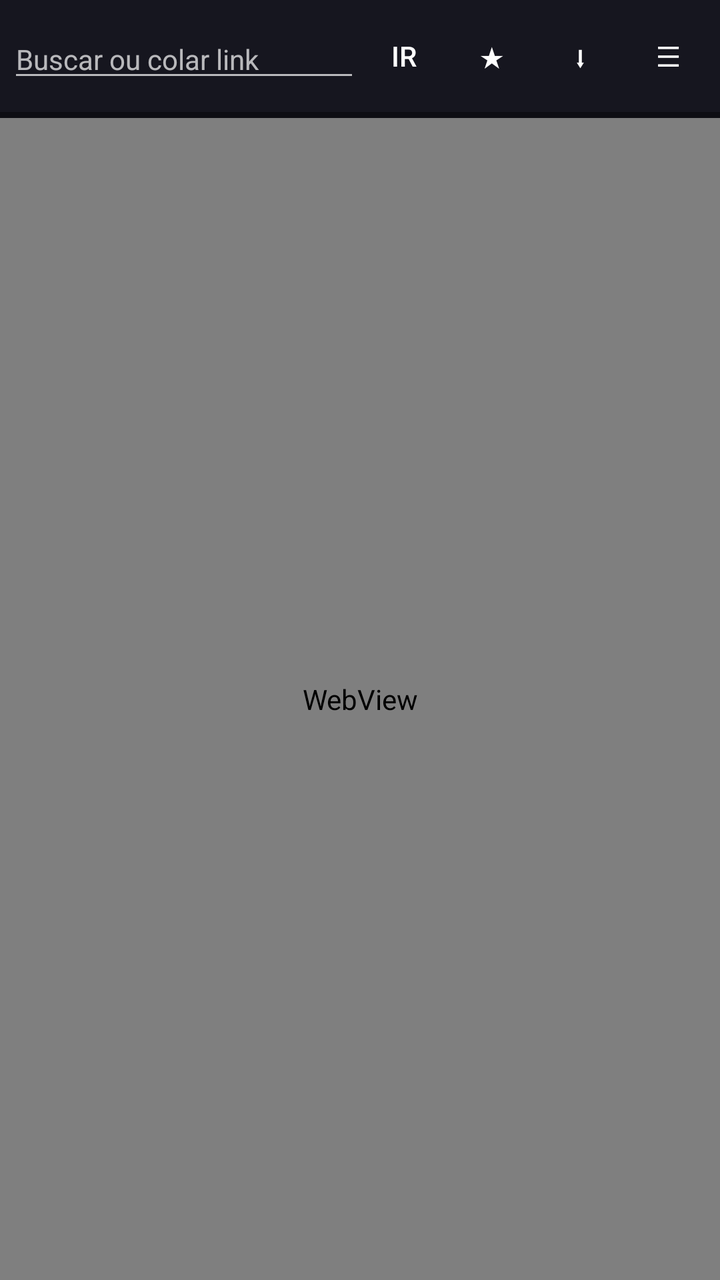
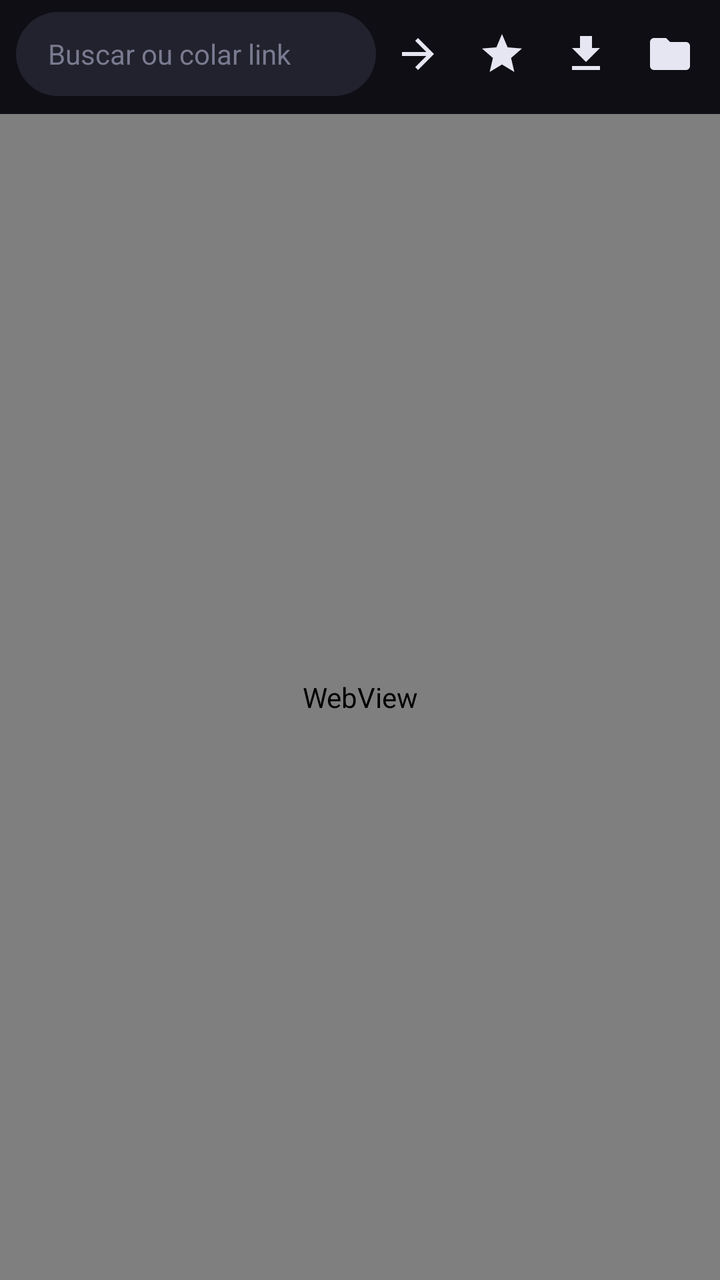

Compare the two renders of this Android layout. The source of the first and the diff that turns it into the second are given below.
<!-- AndroidManifest.xml: application theme AppTheme -->
<!-- res/layout/main.xml -->
<?xml version="1.0" encoding="utf-8"?>
<FrameLayout xmlns:android="http://schemas.android.com/apk/res/android"
    android:id="@+id/root"
    android:layout_width="match_parent"
    android:layout_height="match_parent">

    <LinearLayout
        android:id="@+id/content"
        android:layout_width="match_parent"
        android:layout_height="match_parent"
        android:orientation="vertical">

        <LinearLayout
            android:layout_width="match_parent"
            android:layout_height="wrap_content"
            android:background="#16161F"
            android:gravity="center_vertical"
            android:orientation="horizontal"
            android:padding="4dp">

            <EditText
                android:id="@+id/url"
                android:layout_width="0dp"
                android:layout_height="wrap_content"
                android:layout_weight="1"
                android:hint="Buscar ou colar link"
                android:imeOptions="actionGo"
                android:inputType="textUri"
                android:maxLines="1"
                android:textSize="14sp" />

            <Button
                android:id="@+id/btnGo"
                style="?android:attr/borderlessButtonStyle"
                android:layout_width="wrap_content"
                android:layout_height="wrap_content"
                android:minWidth="44dp"
                android:text="Ir" />

            <Button
                android:id="@+id/btnMenu"
                style="?android:attr/borderlessButtonStyle"
                android:layout_width="wrap_content"
                android:layout_height="wrap_content"
                android:minWidth="44dp"
                android:text="★" />

            <Button
                android:id="@+id/btnDirect"
                style="?android:attr/borderlessButtonStyle"
                android:layout_width="wrap_content"
                android:layout_height="wrap_content"
                android:minWidth="44dp"
                android:text="⬇" />

            <Button
                android:id="@+id/btnList"
                style="?android:attr/borderlessButtonStyle"
                android:layout_width="wrap_content"
                android:layout_height="wrap_content"
                android:minWidth="44dp"
                android:text="☰" />
        </LinearLayout>

        <ProgressBar
            android:id="@+id/progress"
            style="?android:attr/progressBarStyleHorizontal"
            android:layout_width="match_parent"
            android:layout_height="3dp"
            android:visibility="invisible" />

        <WebView
            android:id="@+id/web"
            android:layout_width="match_parent"
            android:layout_height="0dp"
            android:layout_weight="1" />

        <LinearLayout
            android:id="@+id/activeBox"
            android:layout_width="match_parent"
            android:layout_height="wrap_content"
            android:background="#1B1B28"
            android:orientation="vertical"
            android:visibility="gone">

            <ProgressBar
                android:id="@+id/activeProg"
                style="?android:attr/progressBarStyleHorizontal"
                android:layout_width="match_parent"
                android:layout_height="4dp" />

            <TextView
                android:id="@+id/activeTxt"
                android:layout_width="match_parent"
                android:layout_height="wrap_content"
                android:padding="10dp"
                android:textColor="#FFFFFF"
                android:textSize="14sp" />
        </LinearLayout>

        <Button
            android:id="@+id/btnFound"
            android:layout_width="match_parent"
            android:layout_height="wrap_content"
            android:background="#7C4DFF"
            android:textColor="#FFFFFF"
            android:visibility="gone" />
    </LinearLayout>
</FrameLayout>
<!-- resources referenced by this layout -->
<resources>
  <style name="AppTheme" parent="android:Theme.Material.NoActionBar">
          <item name="android:colorPrimary">#7C4DFF</item>
          <item name="android:colorAccent">#B388FF</item>
          <item name="android:windowBackground">#0E0E14</item>
          <item name="android:statusBarColor">#0E0E14</item>
          <item name="android:navigationBarColor">#0E0E14</item>
      </style>
</resources>

<!-- the commit's change to res/layout/main.xml (unified diff, before → after) -->
@@ -13,53 +13,69 @@
         <LinearLayout
             android:layout_width="match_parent"
             android:layout_height="wrap_content"
-            android:background="#16161F"
+            android:background="#0E0E14"
             android:gravity="center_vertical"
             android:orientation="horizontal"
-            android:padding="4dp">
+            android:paddingBottom="6dp"
+            android:paddingLeft="8dp"
+            android:paddingRight="4dp"
+            android:paddingTop="6dp">
 
             <EditText
                 android:id="@+id/url"
                 android:layout_width="0dp"
-                android:layout_height="wrap_content"
+                android:layout_height="42dp"
                 android:layout_weight="1"
+                android:background="@drawable/bg_url"
                 android:hint="Buscar ou colar link"
                 android:imeOptions="actionGo"
                 android:inputType="textUri"
                 android:maxLines="1"
+                android:paddingLeft="16dp"
+                android:paddingRight="12dp"
+                android:textColor="#FFFFFF"
+                android:textColorHint="#7A7A90"
                 android:textSize="14sp" />
 
-            <Button
+            <ImageButton
                 android:id="@+id/btnGo"
-                style="?android:attr/borderlessButtonStyle"
-                android:layout_width="wrap_content"
-                android:layout_height="wrap_content"
-                android:minWidth="44dp"
-                android:text="Ir" />
+                android:layout_width="42dp"
+                android:layout_height="42dp"
+                android:background="?android:attr/selectableItemBackgroundBorderless"
+                android:contentDescription="Ir"
+                android:padding="9dp"
+                android:scaleType="fitCenter"
+                android:src="@drawable/ic_go" />
 
-            <Button
+            <ImageButton
                 android:id="@+id/btnMenu"
-                style="?android:attr/borderlessButtonStyle"
-                android:layout_width="wrap_content"
-                android:layout_height="wrap_content"
-                android:minWidth="44dp"
-                android:text="★" />
+                android:layout_width="42dp"
+                android:layout_height="42dp"
+                android:background="?android:attr/selectableItemBackgroundBorderless"
+                android:contentDescription="Favoritos e histórico"
+                android:padding="9dp"
+                android:scaleType="fitCenter"
+                android:src="@drawable/ic_star" />
 
-            <Button
+            <ImageButton
                 android:id="@+id/btnDirect"
-                style="?android:attr/borderlessButtonStyle"
-                android:layout_width="wrap_content"
-                android:layout_height="wrap_content"
-                android:minWidth="44dp"
-                android:text="⬇" />
+                android:layout_width="42dp"
+                android:layout_height="42dp"
+                android:background="?android:attr/selectableItemBackgroundBorderless"
+                android:contentDescription="Baixar"
+                android:padding="9dp"
+                android:scaleType="fitCenter"
+                android:src="@drawable/ic_download" />
 
-            <Button
+            <ImageButton
                 android:id="@+id/btnList"
-                style="?android:attr/borderlessButtonStyle"
-                android:layout_width="wrap_content"
-                android:layout_height="wrap_content"
-                android:minWidth="44dp"
-                android:text="☰" />
+                android:layout_width="42dp"
+                android:layout_height="42dp"
+                android:background="?android:attr/selectableItemBackgroundBorderless"
+                android:contentDescription="Meus downloads"
+                android:padding="9dp"
+                android:scaleType="fitCenter"
+                android:src="@drawable/ic_folder" />
         </LinearLayout>
 
         <ProgressBar
@@ -101,9 +117,17 @@
         <Button
             android:id="@+id/btnFound"
             android:layout_width="match_parent"
-            android:layout_height="wrap_content"
-            android:background="#7C4DFF"
+            android:layout_height="52dp"
+            android:layout_margin="8dp"
+            android:background="@drawable/bg_found"
+            android:drawableLeft="@drawable/ic_download"
+            android:drawablePadding="8dp"
+            android:paddingLeft="20dp"
+            android:paddingRight="20dp"
+            android:textAllCaps="false"
             android:textColor="#FFFFFF"
+            android:textSize="15sp"
+            android:textStyle="bold"
             android:visibility="gone" />
     </LinearLayout>
 </FrameLayout>
<!-- resource entries referenced after the edit -->
@@ -1,11 +1,84 @@
 <!-- resources referenced by this layout -->
 <resources>
+  <!-- drawable bg_found (drawable) -->
+  <?xml version="1.0" encoding="utf-8"?>
+  <shape xmlns:android="http://schemas.android.com/apk/res/android" android:shape="rectangle">
+      <gradient
+          android:angle="0"
+          android:endColor="#D63384"
+          android:startColor="#7C4DFF" />
+      <corners android:radius="26dp" />
+  </shape>
+  <!-- drawable bg_url (drawable) -->
+  <?xml version="1.0" encoding="utf-8"?>
+  <shape xmlns:android="http://schemas.android.com/apk/res/android" android:shape="rectangle">
+      <solid android:color="#22222E" />
+      <corners android:radius="22dp" />
+  </shape>
+  <!-- drawable ic_download (drawable) -->
+  <?xml version="1.0" encoding="utf-8"?>
+  <vector xmlns:android="http://schemas.android.com/apk/res/android"
+      android:width="24dp"
+      android:height="24dp"
+      android:viewportWidth="24"
+      android:viewportHeight="24">
+      <path
+          android:fillColor="#E6E6F2"
+          android:pathData="M19,9h-4V3H9v6H5l7,7 7,-7zM5,18v2h14v-2H5z" />
+  </vector>
+  <!-- drawable ic_folder (drawable) -->
+  <?xml version="1.0" encoding="utf-8"?>
+  <vector xmlns:android="http://schemas.android.com/apk/res/android"
+      android:width="24dp"
+      android:height="24dp"
+      android:viewportWidth="24"
+      android:viewportHeight="24">
+      <path
+          android:fillColor="#E6E6F2"
+          android:pathData="M10,4H4c-1.1,0 -1.99,0.9 -1.99,2L2,18c0,1.1 0.9,2 2,2h16c1.1,0 2,-0.9 2,-2V8c0,-1.1 -0.9,-2 -2,-2h-8l-2,-2z" />
+  </vector>
+  <!-- drawable ic_go (drawable) -->
+  <?xml version="1.0" encoding="utf-8"?>
+  <vector xmlns:android="http://schemas.android.com/apk/res/android"
+      android:width="24dp"
+      android:height="24dp"
+      android:viewportWidth="24"
+      android:viewportHeight="24">
+      <path
+          android:fillColor="#E6E6F2"
+          android:pathData="M12,4l-1.41,1.41L16.17,11H4v2h12.17l-5.58,5.59L12,20l8,-8z" />
+  </vector>
+  <!-- drawable ic_star (drawable) -->
+  <?xml version="1.0" encoding="utf-8"?>
+  <vector xmlns:android="http://schemas.android.com/apk/res/android"
+      android:width="24dp"
+      android:height="24dp"
+      android:viewportWidth="24"
+      android:viewportHeight="24">
+      <path
+          android:fillColor="#E6E6F2"
+          android:pathData="M12,17.27L18.18,21l-1.64,-7.03L22,9.24l-7.19,-0.61L12,2 9.19,8.63 2,9.24l5.46,4.73L5.82,21z" />
+  </vector>
   <style name="AppTheme" parent="android:Theme.Material.NoActionBar">
           <item name="android:colorPrimary">#7C4DFF</item>
           <item name="android:colorAccent">#B388FF</item>
           <item name="android:windowBackground">#0E0E14</item>
           <item name="android:statusBarColor">#0E0E14</item>
           <item name="android:navigationBarColor">#0E0E14</item>
+          <item name="android:alertDialogTheme">@style/AppDialog</item>
       </style>
+  <style name="AppDialog" parent="android:Theme.Material.Dialog.Alert">
+          <item name="android:colorBackground">#1B1B28</item>
+          <item name="android:colorAccent">#B388FF</item>
+          <item name="android:textColorPrimary">#FFFFFF</item>
+          <item name="android:textColorSecondary">#9A9AB0</item>
+          <item name="android:windowBackground">@drawable/bg_dialog</item>
+      </style>
+  <!-- drawable bg_dialog (drawable) -->
+  <?xml version="1.0" encoding="utf-8"?>
+  <shape xmlns:android="http://schemas.android.com/apk/res/android" android:shape="rectangle">
+      <solid android:color="#1B1B28" />
+      <corners android:radius="22dp" />
+  </shape>
 </resources>
 
